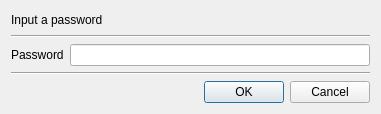
Before: the Qt Designer form CertMan/passwd_dlg.ui in jykim74/CertMan, drawn with Qt 5.
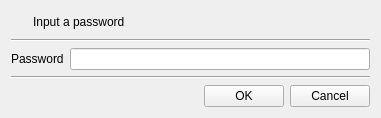
After: the same form once the commit is applied. Icons and pictures are not drawn.

The edit to the form file:
```diff
--- a/CertMan/passwd_dlg.ui
+++ b/CertMan/passwd_dlg.ui
@@ -15,11 +15,44 @@
   </property>
   <layout class="QVBoxLayout" name="verticalLayout">
    <item>
-    <widget class="QLabel" name="mTitleLabel">
-     <property name="text">
-      <string>Input a password</string>
+    <layout class="QGridLayout" name="gridLayout_3">
+     <property name="topMargin">
+      <number>0</number>
      </property>
-    </widget>
+     <item row="0" column="1">
+      <widget class="QLabel" name="mTitleLabel">
+       <property name="text">
+        <string>Input a password</string>
+       </property>
+      </widget>
+     </item>
+     <item row="0" column="0">
+      <widget class="QPushButton" name="pushButton">
+       <property name="minimumSize">
+        <size>
+         <width>16</width>
+         <height>0</height>
+        </size>
+       </property>
+       <property name="maximumSize">
+        <size>
+         <width>16</width>
+         <height>16777215</height>
+        </size>
+       </property>
+       <property name="text">
+        <string/>
+       </property>
+       <property name="icon">
+        <iconset resource="certman.qrc">
+         <normaloff>:/images/setpass.png</normaloff>:/images/setpass.png</iconset>
+       </property>
+       <property name="flat">
+        <bool>true</bool>
+       </property>
+      </widget>
+     </item>
+    </layout>
    </item>
    <item>
     <widget class="Line" name="line_2">
```
Left out of the diff: 4 changed lines with no effect on the pictures.
